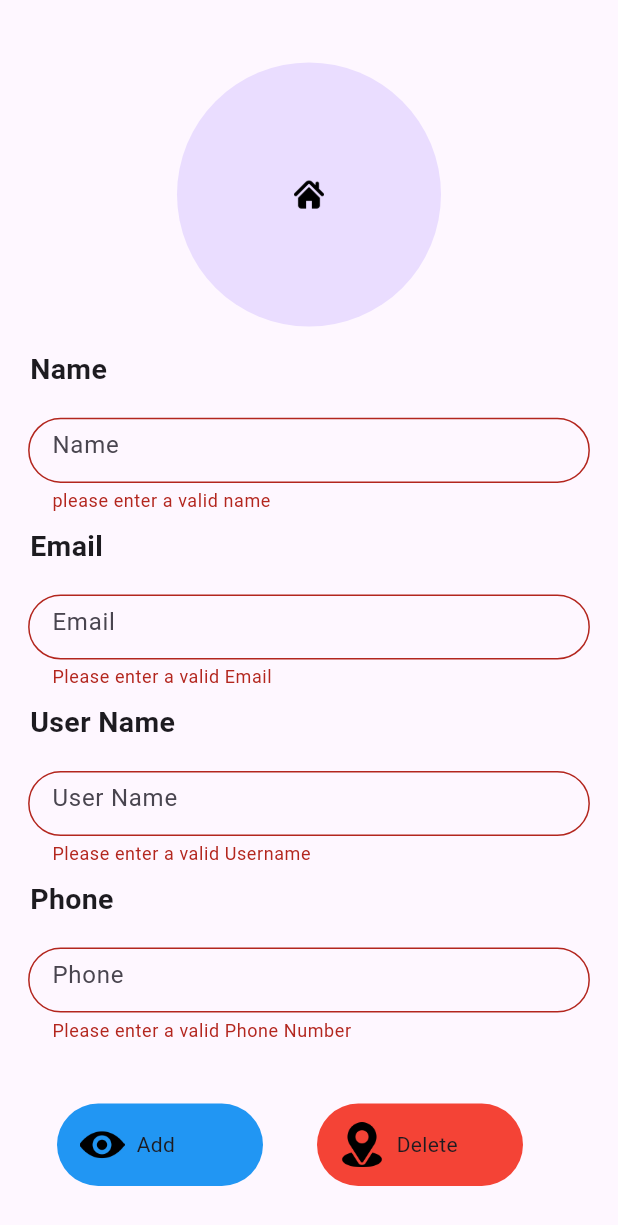
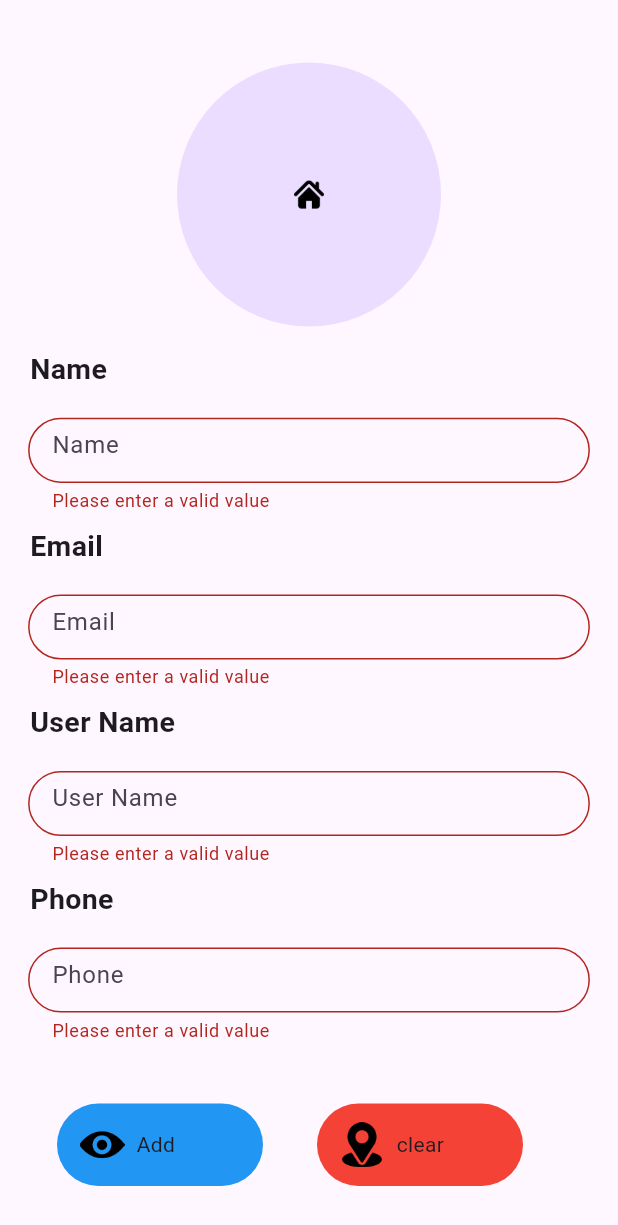
Before and after one commit to Aneeshsaju49AK/Travel_App_Andorid_TripMapp_Flutter, a Flutter app: the ProfileSetupWidget screen opened directly, scrolled down 91 dp, after a tap on "Add", on a phone screen of 412 x 824 dp. Shown: the top 1225 px of the screen. Run offline on Flutter 3.47's test engine with Material 3 defaults, Android fonts, the phone set to English and light mode, and no system bars; our stand-ins replace carousel_slider, dots_indicator, geocoding, geolocator, google_fonts, hive and 4 more; accounts and stored records are empty; Roboto replaces fonts that are missing (Abel).

```diff
--- a/tripmakerflutterapp/lib/view/screens/user_Screen/drawer_screen.dart
+++ b/tripmakerflutterapp/lib/view/screens/user_Screen/drawer_screen.dart
@@ -167,7 +167,7 @@ class DrawerScreen extends StatelessWidget {
                                           context,
                                           MaterialPageRoute(
                                             builder: (context) {
-                                              return const Scaffold(
+                                              return Scaffold(
                                                 body: SafeArea(
                                                   child: ProfileSetupWidget(),
                                                 ),
--- a/tripmakerflutterapp/lib/view/screens/user_Screen/home_Screen.dart
+++ b/tripmakerflutterapp/lib/view/screens/user_Screen/home_Screen.dart
@@ -90,7 +90,7 @@ class _HomeScreenState extends State<HomeScreen> {
             context,
             MaterialPageRoute(
               builder: (context) {
-                return const Scaffold(
+                return Scaffold(
                   body: SafeArea(
                     child: ProfileSetupWidget(),
                   ),
--- a/tripmakerflutterapp/lib/view/screens/user_Screen/loginpage.dart
+++ b/tripmakerflutterapp/lib/view/screens/user_Screen/loginpage.dart
@@ -1,4 +1,6 @@
 import 'package:flutter/material.dart';
+import 'package:provider/provider.dart';
+import 'package:tripmakerflutterapp/provider/common_provider.dart';
 import 'package:tripmakerflutterapp/view/screens/admin_Screen/admin_Home_Screen.dart';
 import 'package:tripmakerflutterapp/view/screens/user_Screen/signinpage.dart';
 import 'package:tripmakerflutterapp/view/screens/user_Screen/home_Screen.dart';
@@ -6,14 +8,9 @@ import 'package:tripmakerflutterapp/view/screens/user_Screen/home_Screen.dart';
 import 'package:tripmakerflutterapp/view/widget/commonwidget.dart';
 import 'package:shared_preferences/shared_preferences.dart';
 
-class LoginPage extends StatefulWidget {
+class LoginPage extends StatelessWidget {
   LoginPage({super.key});
 
-  @override
-  State<LoginPage> createState() => _LoginPageState();
-}
-
-class _LoginPageState extends State<LoginPage> {
   // Controller for each TextFieldWidget
   final emailController = TextEditingController();
 
@@ -93,6 +90,8 @@ class _LoginPageState extends State<LoginPage> {
 
   @override
   Widget build(BuildContext context) {
+    return Consumer<CommonProvider>(
+      builder: (context, value, child) {
         return Scaffold(
           body: SingleChildScrollView(
             child: SafeArea(
@@ -108,7 +107,7 @@ class _LoginPageState extends State<LoginPage> {
                       ),
                       TextFieldWidget(
                         label: "Email",
-                    validator: validateEmail,
+                        validator: value.validateValue,
                         controller: emailController,
                         onChange: () {
                           if (_formKey.currentState?.validate() == false) {
@@ -118,7 +117,7 @@ class _LoginPageState extends State<LoginPage> {
                       ),
                       TextFieldWidget(
                         label: "Password",
-                    validator: validatePassword,
+                        validator: value.validateValue,
                         controller: passwordController,
                         // onChange: () {
                         //   if (_formKey.currentState?.validate() == false) {
@@ -161,5 +160,7 @@ class _LoginPageState extends State<LoginPage> {
             ),
           ),
         );
+      },
+    );
   }
 }
--- a/tripmakerflutterapp/lib/view/screens/user_Screen/profile_Screen.dart
+++ b/tripmakerflutterapp/lib/view/screens/user_Screen/profile_Screen.dart
@@ -1,21 +1,15 @@
 import 'package:flutter/material.dart';
-import 'package:google_fonts/google_fonts.dart';
-
-import 'package:image_picker/image_picker.dart';
-
+import 'package:provider/provider.dart';
 import 'package:tripmakerflutterapp/controller/user_model/user_model_controllers.dart';
 import 'package:tripmakerflutterapp/model/user_model/user_model.dart';
+import 'package:tripmakerflutterapp/provider/common_provider.dart';
+import 'package:tripmakerflutterapp/provider/profile_page_provider.dart';
 
 import 'package:tripmakerflutterapp/view/widget/commonwidget.dart';
 
-class ProfileSetupWidget extends StatefulWidget {
-  const ProfileSetupWidget({Key? key}) : super(key: key);
+class ProfileSetupWidget extends StatelessWidget {
+  ProfileSetupWidget({Key? key}) : super(key: key);
 
-  @override
-  State<ProfileSetupWidget> createState() => _ProfileSetupWidgetState();
-}
-
-class _ProfileSetupWidgetState extends State<ProfileSetupWidget> {
   final nameController = TextEditingController();
 
   final emailController = TextEditingController();
@@ -24,40 +18,13 @@ class _ProfileSetupWidgetState extends State<ProfileSetupWidget> {
 
   final phoneController = TextEditingController();
 
-  String? _profilePicturePath;
+  // String? _profilePicturePath;
 
-  XFile? image;
+  // XFile? image;
 
   final _formKey = GlobalKey<FormState>();
 
-  String? validateName(String? value) {
-    if (value == null || value.isEmpty) {
-      return "please enter a valid name";
-    }
-    return null;
-  }
-
-  String? validateEmail(String? value) {
-    if (value == null || value.isEmpty) {
-      return "Please enter a valid Email";
-    }
-    return null;
-  }
-
-  String? validateUserName(String? value) {
-    if (value == null || value.isEmpty) {
-      return "Please enter a valid Username";
-    }
-    return null;
-  }
-
-  String? validatePhone(String? value) {
-    if (value == null || value.isEmpty) {
-      return "Please enter a valid Phone Number";
-    }
-    return null;
-  }
-
+  // String? validateName(String? value) {
   void handleProfileSaveButtonPress(BuildContext context) async {
     if (_formKey.currentState?.validate() ?? false) {
       final profile = ProfileModel(
@@ -65,7 +32,8 @@ class _ProfileSetupWidgetState extends State<ProfileSetupWidget> {
         email: emailController.text,
         userName: userNameController.text,
         phone: phoneController.text,
-        profilePicturePath: _profilePicturePath,
+        profilePicturePath:
+            Provider.of<ProfilePageProvider>(context).profilePicturePath,
       );
       await addValue(profile);
 
@@ -84,6 +52,7 @@ class _ProfileSetupWidgetState extends State<ProfileSetupWidget> {
   Widget build(BuildContext context) {
     num width = MediaQuery.of(context).size.width;
     num height = MediaQuery.of(context).size.height;
+    final authProviderCommon = Provider.of<CommonProvider>(context);
     return Scaffold(
       body: SafeArea(
         child: SingleChildScrollView(
@@ -126,13 +95,25 @@ class _ProfileSetupWidgetState extends State<ProfileSetupWidget> {
                     height: height / 4,
                     child: Padding(
                       padding: const EdgeInsets.all(15.0),
-                      child: CircleAvatarWidget(
-                        radius: 80,
-                        islocationwidget: true,
-                        imagePath: _profilePicturePath,
-                        onpressed: () {
-                          buttomSheet(context);
+                      child: Consumer<ProfilePageProvider>(
+                        builder: (context, value, child) {
+                          return CircleAvatarWidget(
+                            radius: 80,
+                            islocationwidget: true,
+                            imagePath: value.profilePicturePath,
+                            onpressed: () {
+                              value.buttomSheet(context);
+                            },
+                          );
                         },
+                        // child: CircleAvatarWidget(
+                        //   radius: 80,
+                        //   islocationwidget: true,
+                        //   imagePath: _profilePicturePath,
+                        //   onpressed: () {
+                        //     buttomSheet(context);
+                        //   },
+                        // ),
                       ),
                     ),
                   ),
@@ -143,22 +124,27 @@ class _ProfileSetupWidgetState extends State<ProfileSetupWidget> {
                       children: [
                         TextFieldWidget(
                           label: "Name",
-                          validator: validateName,
+                          validator: authProviderCommon.validateValue,
                           controller: nameController,
+                          onChange: () {
+                            if (_formKey.currentState?.validate() == false) {
+                              _formKey.currentState?.reset();
+                            }
+                          },
                         ),
                         TextFieldWidget(
                           label: "Email",
-                          validator: validateEmail,
+                          validator: authProviderCommon.validateValue,
                           controller: emailController,
                         ),
                         TextFieldWidget(
                           label: "User Name",
-                          validator: validateUserName,
+                          validator: authProviderCommon.validateValue,
                           controller: userNameController,
                         ),
                         TextFieldWidget(
                           label: "Phone",
-                          validator: validatePhone,
+                          validator: authProviderCommon.validateValue,
                           controller: phoneController,
                         ),
                       ],
@@ -187,10 +173,19 @@ class _ProfileSetupWidgetState extends State<ProfileSetupWidget> {
                         const SizedBox(
                           width: 20,
                         ),
-                        const RoundButton(
-                          imagePath: "asset/imges/navigation_img/location.png",
-                          label: "Delete",
-                          buttonColor: Colors.red,
+                        InkWell(
+                          onTap: () {
+                            nameController.text = "";
+                            emailController.text = "";
+                            userNameController.text = "";
+                            phoneController.text = "";
+                          },
+                          child: RoundButton(
+                            imagePath:
+                                "asset/imges/navigation_img/location.png",
+                            label: "clear",
+                            buttonColor: Colors.red,
+                          ),
                         ),
                       ],
                     ),
@@ -203,67 +198,4 @@ class _ProfileSetupWidgetState extends State<ProfileSetupWidget> {
       ),
     );
   }
-
-  buttomSheet(BuildContext context) {
-    num width = MediaQuery.of(context).size.width;
-    num height = MediaQuery.of(context).size.height;
-    return showBottomSheet(
-      context: context,
-      builder: (context) {
-        return SizedBox(
-          width: width / 1,
-          height: height / 5,
-          child: Column(
-            children: [
-              Padding(
-                padding: const EdgeInsets.all(8.0),
-                child: Text(
-                  "Select the image source",
-                  style: GoogleFonts.abel(
-                    fontSize: 20,
-                  ),
-                ),
-              ),
-              const SizedBox(
-                height: 30,
-              ),
-              Row(
-                mainAxisAlignment: MainAxisAlignment.spaceAround,
-                children: [
-                  TextButton.icon(
-                    onPressed: () async {
-                      XFile? img = await ImagePicker().pickImage(
-                        source: ImageSource.camera,
-                      );
-                      setState(() {
-                        image = img;
-                      });
-                      _profilePicturePath = image!.path;
-                      Navigator.pop(context);
-                    },
-                    icon: const Icon(Icons.camera),
-                    label: const Text("Camera"),
-                  ),
-                  TextButton.icon(
-                    onPressed: () async {
-                      XFile? img = await ImagePicker().pickImage(
-                        source: ImageSource.gallery,
-                      );
-                      setState(() {
-                        image = img;
-                      });
-                      _profilePicturePath = image!.path;
-                      Navigator.pop(context);
-                    },
-                    icon: const Icon(Icons.image),
-                    label: const Text("Galley"),
-                  ),
-                ],
-              ),
-            ],
-          ),
-        );
-      },
-    );
-  }
 }
```
Also changed, not shown: tripmakerflutterapp/lib/main.dart (+10 -2 lines), tripmakerflutterapp/lib/provider/activity_page_provider.dart (added, +46 -0 lines), tripmakerflutterapp/lib/provider/common_provider.dart (+19 -0 lines), tripmakerflutterapp/lib/provider/main_dart_provider.dart (+3 -55 lines), tripmakerflutterapp/lib/provider/profile_page_provider.dart (added, +77 -0 lines), tripmakerflutterapp/lib/view/screens/user_Screen/activity_Screen.dart (+65 -96 lines), tripmakerflutterapp/lib/view/screens/user_Screen/signinpage.dart (+25 -22 lines). Lines whose indentation alone changed are shown as unchanged.
